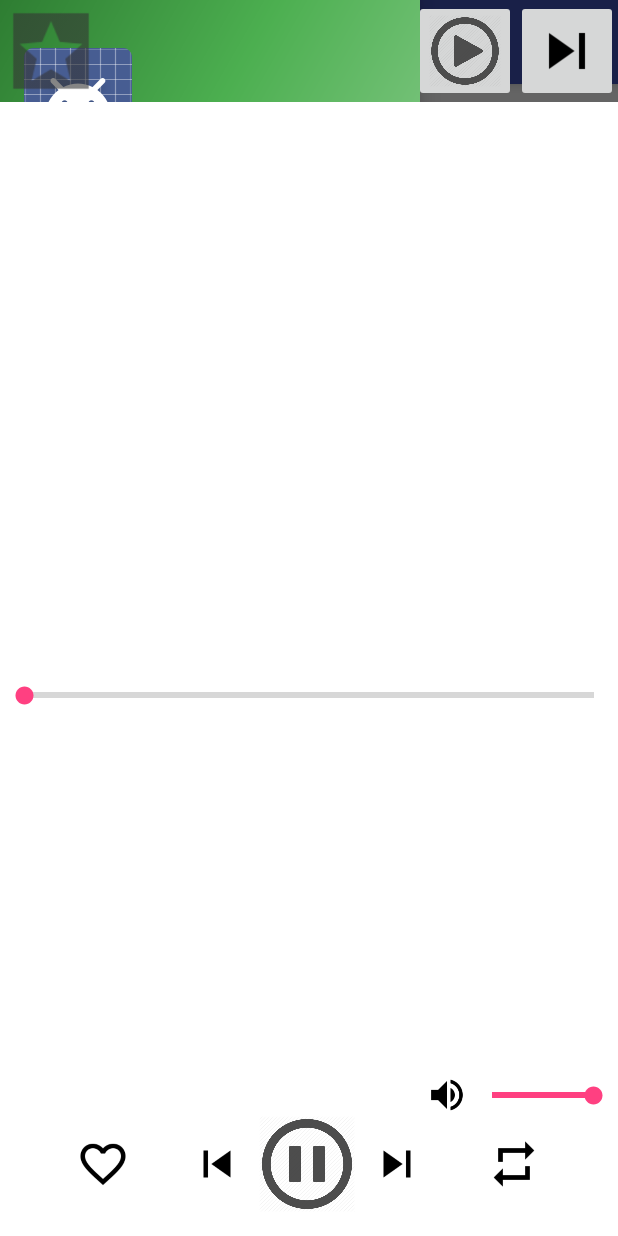
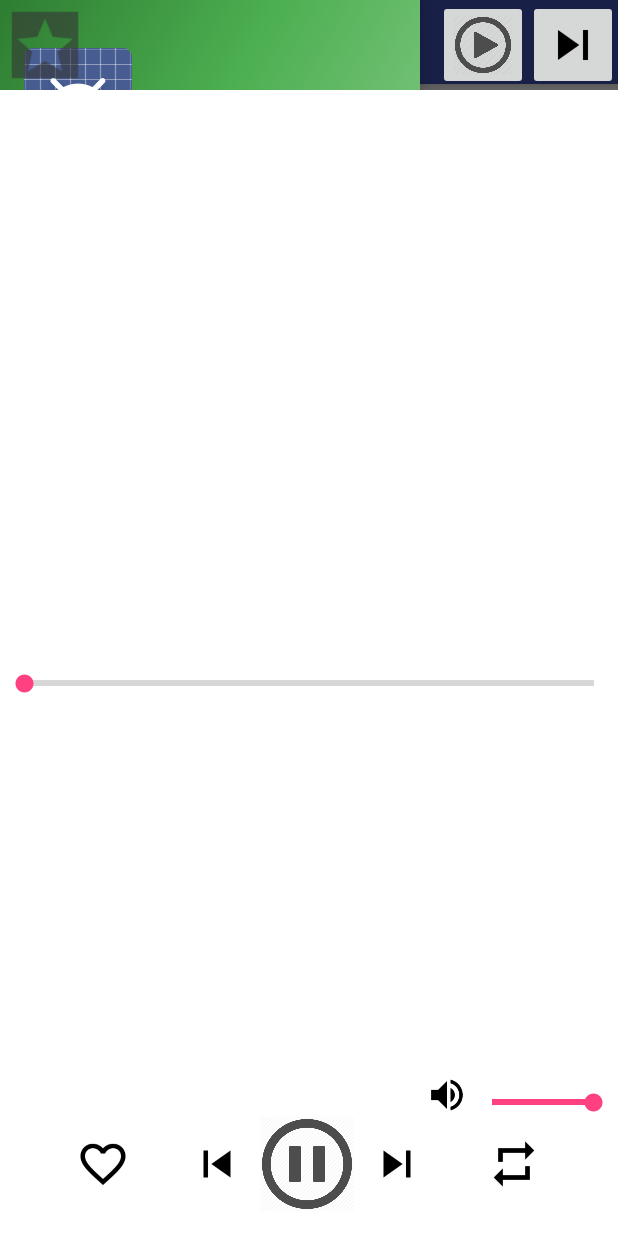
Before and after one commit to junzew/ShareTango, an Android app: the screen it shows after launch (DashboardActivity), with the side drawer open, on a phone screen of 412 x 824 dp. Run offline under Robolectric (Android 15) with nearby library versions, the phone set to English and light mode, and no system bars; our stand-ins replace Picasso; libraries missing offline, so code that uses them is left out: com.handmark.pulltorefresh, com.karumi.dexter, com.sothree.slidinguppanel; plain views replace SlidingUpPanelLayout; pictures from the network do not load; 15 statements that could not run were skipped.

Commit message:
Fix bugs and modify UI

```diff
--- a/app/src/main/java/com/imran/wali/sharetango/DashboardActivity.java
+++ b/app/src/main/java/com/imran/wali/sharetango/DashboardActivity.java
@@ -57,6 +57,8 @@ import java.util.Timer;
 import java.util.TimerTask;
 
 import static com.imran.wali.sharetango.UI.Fragments.AlbumFragment.ARTWORK_URI;
+import static com.sothree.slidinguppanel.SlidingUpPanelLayout.PanelState.COLLAPSED;
+import static com.sothree.slidinguppanel.SlidingUpPanelLayout.PanelState.EXPANDED;
 
 public class DashboardActivity extends AppCompatActivity implements NavigationView.OnNavigationItemSelectedListener, SalutService.ISalutCallback, SlidingUpPanelLayout.PanelSlideListener {
 
@@ -188,6 +190,7 @@ public class DashboardActivity extends AppCompatActivity implements NavigationVi
                         .placeholder(R.drawable.track_ablumart_placeholder)
                         .into(mAlbumArtImage);
                 mSongTitle.setText(music.getTitle());
+                mSongTitle.setSelected(true); // marquee text
                 mPlayButton.setImageResource(R.drawable.pause_button);
 
                 try {
@@ -479,6 +482,8 @@ public class DashboardActivity extends AppCompatActivity implements NavigationVi
         DrawerLayout drawer = (DrawerLayout) findViewById(R.id.drawer_layout);
         if (drawer.isDrawerOpen(GravityCompat.START)) {
             drawer.closeDrawer(GravityCompat.START);
+        } else if (mSlidingUpPanelLayout.getPanelState() == EXPANDED) {
+            mSlidingUpPanelLayout.setPanelState(COLLAPSED);
         } else {
             super.onBackPressed();
         }
--- a/app/src/main/java/com/imran/wali/sharetango/Services/PlayService.java
+++ b/app/src/main/java/com/imran/wali/sharetango/Services/PlayService.java
@@ -119,7 +119,8 @@ public class PlayService extends Service implements MediaPlayer.OnPreparedListen
         } else {
             mMediaPlayer.reset();
             broadcast(nextSong);
-            play(nextSong.id);
+            PlaybackController.getInstance().start(nextSong, isFromUser);
+//            play(nextSong.id);
         }
     }
 
--- a/app/src/main/java/com/imran/wali/sharetango/UI/Fragments/PlayerFragment.java
+++ b/app/src/main/java/com/imran/wali/sharetango/UI/Fragments/PlayerFragment.java
@@ -217,6 +217,7 @@ public class PlayerFragment extends Fragment {
                         .into(mAlbumArtImage);
                 String songTitle = music.getTitle();
                 mAlbumTitle.setText(songTitle);
+                mAlbumTitle.setSelected(true); // marquee text
                 task = new UpdateSeekBarProgressTask();
                 task.execute();
 
--- a/app/src/main/res/layout/activity_dashboard.xml
+++ b/app/src/main/res/layout/activity_dashboard.xml
@@ -7,7 +7,7 @@
     android:layout_height="match_parent"
     android:gravity="bottom"
     sothree:umanoDragView="@+id/dragView"
-    sothree:umanoPanelHeight="68dp"
+    sothree:umanoPanelHeight="@dimen/floating_player_height"
     sothree:umanoShadowHeight="4dp">
 
     <android.support.v4.widget.DrawerLayout xmlns:android="http://schemas.android.com/apk/res/android"
@@ -44,20 +44,27 @@
         <LinearLayout
             android:id="@+id/floating_player"
             android:layout_width="match_parent"
-            android:layout_height="68dp"
+            android:layout_height="@dimen/floating_player_height"
             android:orientation="horizontal">
 
             <ImageView
                 android:id="@+id/floating_player_album_art"
-                android:layout_width="68dp"
-                android:layout_height="68dp"
+                android:layout_width="@dimen/floating_player_height"
+                android:layout_height="@dimen/floating_player_height"
                 android:src="@drawable/track_ablumart_placeholder" />
 
             <TextView
                 android:id="@+id/floating_player_song_name"
                 android:layout_width="0dp"
+                android:layout_weight="1"
                 android:layout_height="match_parent"
-                android:layout_weight="1"
+                android:singleLine="true"
+                android:ellipsize="marquee"
+                android:marqueeRepeatLimit="marquee_forever"
+                android:scrollHorizontally="true"
+                android:focusable="true"
+                android:focusableInTouchMode="true"
+                android:freezesText="true"
                 android:gravity="center_vertical"
                 android:paddingLeft="10dp"
                 android:textColor="@color/song_name"
@@ -65,15 +72,15 @@
 
             <ImageButton
                 android:id="@+id/floating_player_play_button"
-                android:layout_width="68dp"
-                android:layout_height="68dp"
+                android:layout_width="@dimen/floating_player_height"
+                android:layout_height="@dimen/floating_player_height"
                 android:scaleType="centerCrop"
                 android:src="@drawable/play" />
 
             <ImageButton
                 android:id="@+id/floating_player_next_button"
-                android:layout_width="68dp"
-                android:layout_height="68dp"
+                android:layout_width="@dimen/floating_player_height"
+                android:layout_height="@dimen/floating_player_height"
                 android:scaleType="centerCrop"
                 android:src="@drawable/skip_next" />
         </LinearLayout>
--- a/app/src/main/res/layout/fragment_player.xml
+++ b/app/src/main/res/layout/fragment_player.xml
@@ -35,7 +35,9 @@
             android:focusable="true"
             android:focusableInTouchMode="true"
             android:marqueeRepeatLimit="marquee_forever"
+            android:scrollHorizontally="true"
             android:singleLine="true"
+            android:freezesText="true"
             android:textColor="@color/song_name"
             android:textSize="18sp" />
 
@@ -103,11 +105,12 @@
             android:id="@+id/volume_control"
             android:layout_width="wrap_content"
             android:layout_height="wrap_content"
+            android:layout_centerVertical="true"
             android:layout_centerHorizontal="true"
             android:layout_above="@id/buttons"
             android:orientation="horizontal"
             android:layout_alignParentEnd="true"
-            android:gravity="right"
+            android:gravity="center"
             >
 
             <ImageView
--- a/app/src/main/res/values/dimens.xml
+++ b/app/src/main/res/values/dimens.xml
@@ -6,4 +6,6 @@
     <dimen name="activity_horizontal_margin">16dp</dimen>
     <dimen name="activity_vertical_margin">16dp</dimen>
     <dimen name="fab_margin">16dp</dimen>
+
+    <dimen name="floating_player_height">60dp</dimen>
 </resources>
```
Also changed, not shown: app/src/main/java/com/imran/wali/sharetango/Utility/FastBlurUtil.java (+14 -11 lines).
